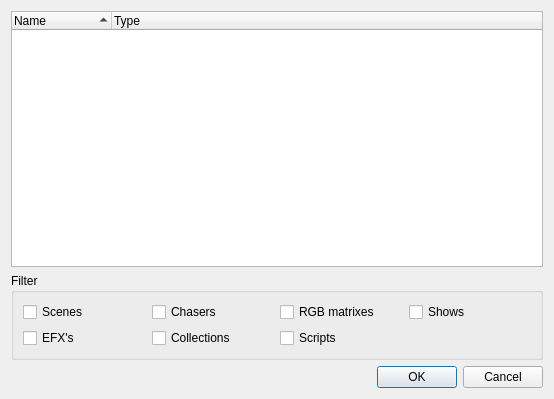
Old version of the form ui/src/functionselection.ui in the repository mcallegari/qlcplus.
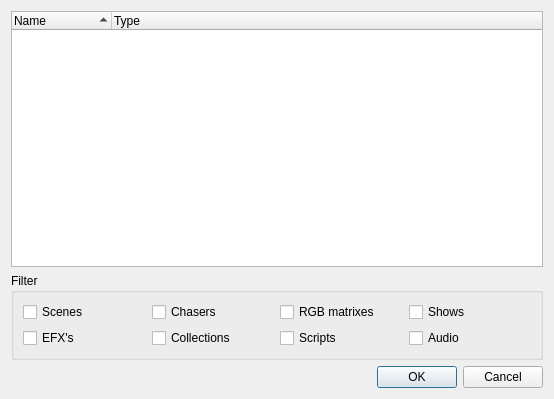
New version of the form.

Commit message: Audio files can now be added from Function Manager

```diff
--- a/ui/src/functionselection.ui
+++ b/ui/src/functionselection.ui
@@ -116,6 +116,13 @@
         </property>
        </widget>
       </item>
+      <item row="1" column="3">
+       <widget class="QCheckBox" name="m_audioCheck">
+        <property name="text">
+         <string>Audio</string>
+        </property>
+       </widget>
+      </item>
      </layout>
     </widget>
    </item>
```
The commit also changes 6 other files.
